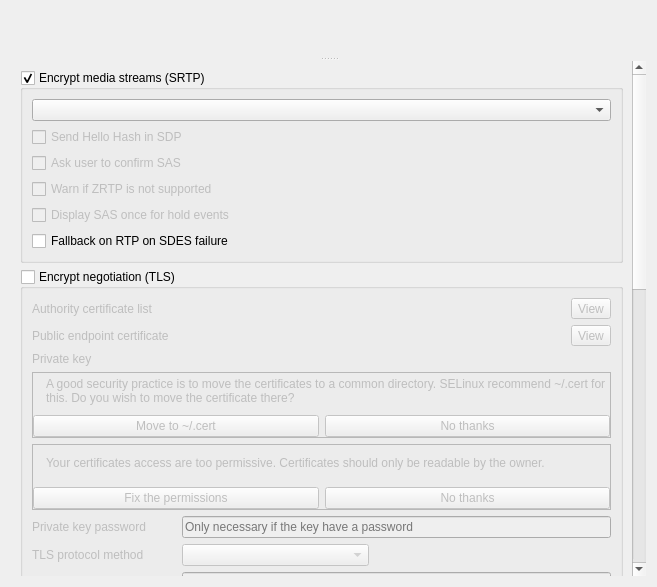
Qt form src/conf/account/accountpages/security.ui (KDE/ring-kde) before a commit.
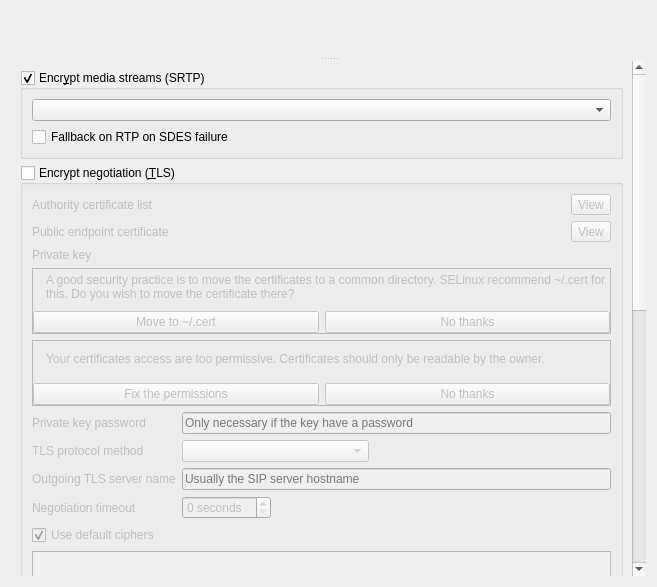
The same form after that commit. Icons and pictures are not drawn. Custom widgets are drawn as their Qt base class.

Commit message:
security: Remove ZRTP checkboxes.
The upstream Ring project decided against using ZRTP again due to
the lack of sane implementations. There is no point to show the
settings anymore, the code is gone.

```diff
--- a/src/conf/account/accountpages/security.ui
+++ b/src/conf/account/accountpages/security.ui
@@ -62,16 +62,16 @@
        <property name="geometry">
         <rect>
          <x>0</x>
-         <y>-528</y>
-         <width>623</width>
-         <height>1229</height>
+         <y>0</y>
+         <width>625</width>
+         <height>1167</height>
         </rect>
        </property>
        <layout class="QVBoxLayout" name="verticalLayout_8">
         <item>
          <widget class="QGroupBox" name="lrcfg_srtpEnabled">
           <property name="title">
-           <string>Encrypt media streams (SRTP)</string>
+           <string>Encr&amp;ypt media streams (SRTP)</string>
           </property>
           <property name="checkable">
            <bool>true</bool>
@@ -87,46 +87,6 @@
              </property>
             </widget>
            </item>
-           <item>
-            <widget class="QCheckBox" name="lrcfg_zrtpHelloHash">
-             <property name="enabled">
-              <bool>false</bool>
-             </property>
-             <property name="text">
-              <string>Send Hello Hash in SDP</string>
-             </property>
-            </widget>
-           </item>
-           <item>
-            <widget class="QCheckBox" name="lrcfg_zrtpDisplaySas">
-             <property name="enabled">
-              <bool>false</bool>
-             </property>
-             <property name="text">
-              <string>Ask user to confirm SAS</string>
-             </property>
-            </widget>
-           </item>
-           <item>
-            <widget class="QCheckBox" name="lrcfg_zrtpNotSuppWarning">
-             <property name="enabled">
-              <bool>false</bool>
-             </property>
-             <property name="text">
-              <string>Warn if ZRTP is not supported</string>
-             </property>
-            </widget>
-           </item>
-           <item>
-            <widget class="QCheckBox" name="lrcfg_displaySasOnce">
-             <property name="enabled">
-              <bool>false</bool>
-             </property>
-             <property name="text">
-              <string>Display SAS once for hold events</string>
-             </property>
-            </widget>
-           </item>
            <item>
             <widget class="QCheckBox" name="lrcfg_srtpRtpFallback">
              <property name="text">
@@ -146,7 +106,7 @@
            </sizepolicy>
           </property>
           <property name="title">
-           <string>Encrypt negotiation (TLS)</string>
+           <string>Encrypt negotiation (&amp;TLS)</string>
           </property>
           <property name="checkable">
            <bool>true</bool>
```
Left out of the diff: 34 changed lines with no effect on the pictures.
